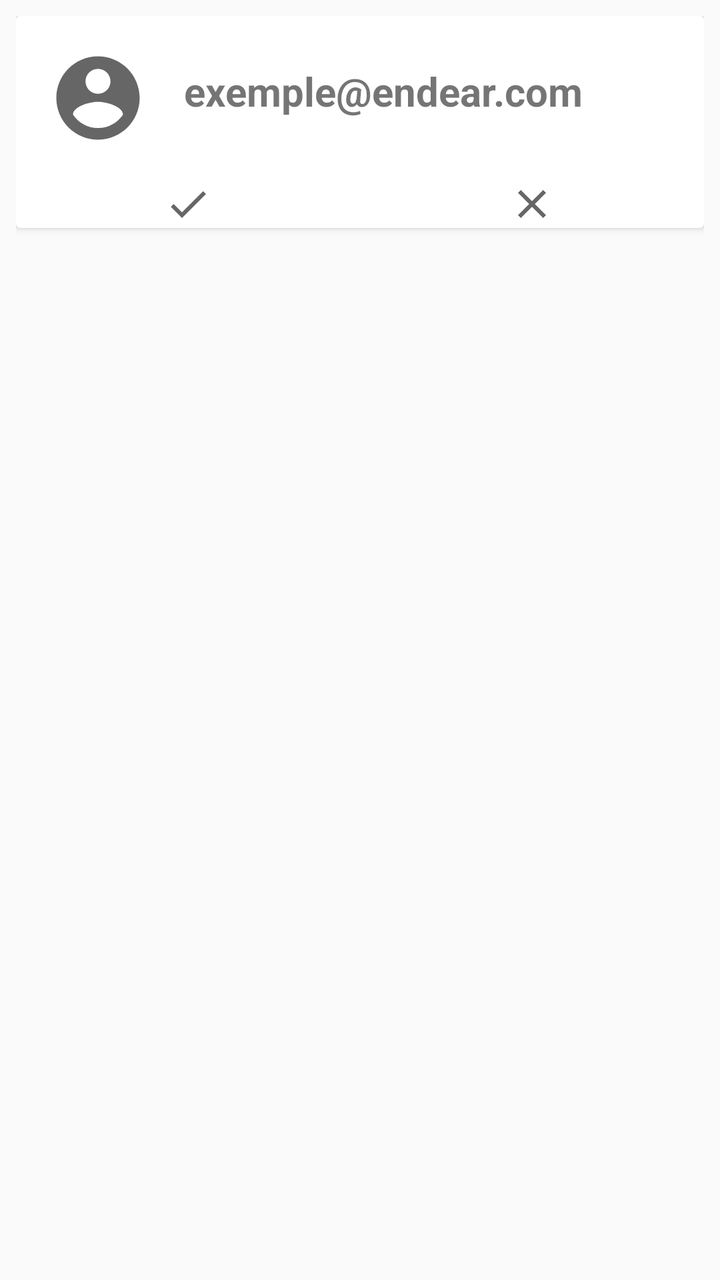
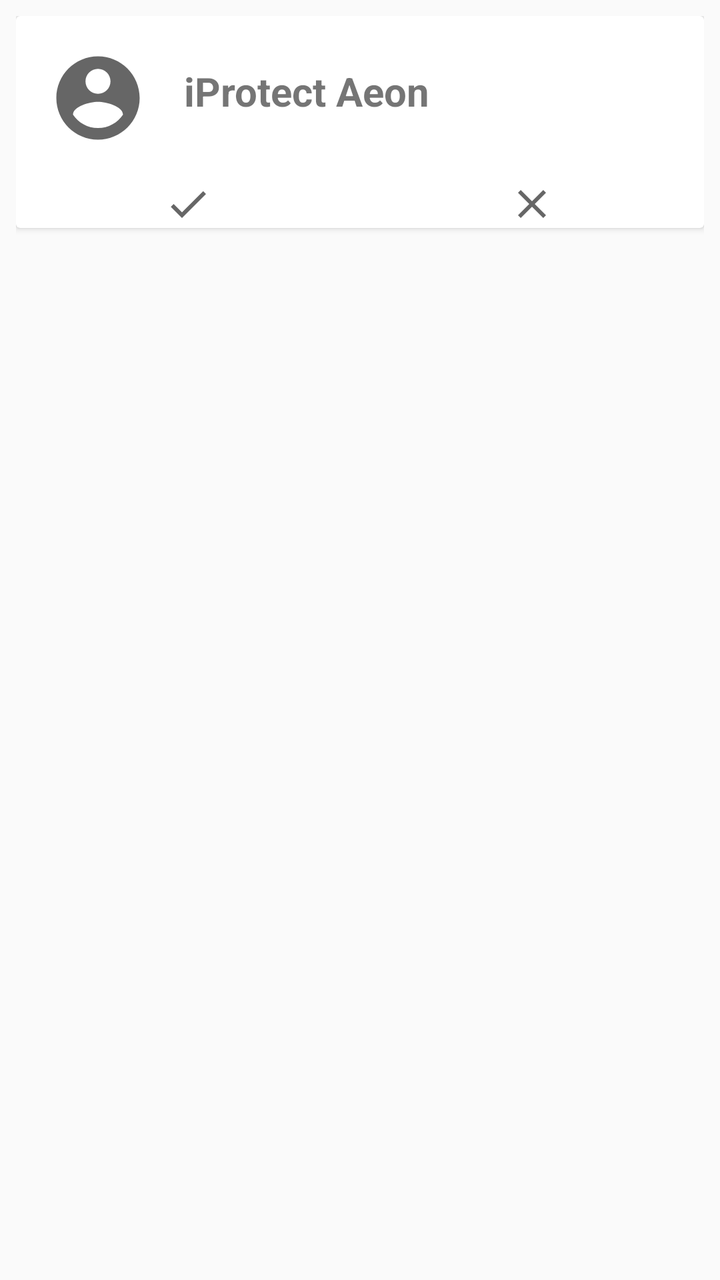

Two renders of the same Android screen: before a commit and after it. Below are the layout's source before the change and the commit's diff.
<!-- AndroidManifest.xml: application theme DayTheme -->
<!-- res/layout/layout_friend_request.xml -->
<?xml version="1.0" encoding="utf-8"?>
<RelativeLayout xmlns:android="http://schemas.android.com/apk/res/android"
    android:layout_width="match_parent"
    android:layout_height="wrap_content"
    android:padding="8dp">

    <androidx.cardview.widget.CardView
        android:layout_width="match_parent"
        android:layout_height="wrap_content">

        <LinearLayout
            android:layout_width="match_parent"
            android:layout_height="wrap_content"
            android:orientation="vertical">

            <LinearLayout
                android:orientation="horizontal"
                android:padding="16dp"
                android:layout_height="wrap_content"
                android:layout_width="match_parent">

                <ImageView
                    android:layout_height="50dp"
                    android:layout_width="50dp"
                    android:src="@drawable/ic_account"

                    />

                <LinearLayout
                    android:layout_width="match_parent"
                    android:layout_height="wrap_content"
                    android:orientation="vertical"
                    android:padding="8dp">

                    <TextView
                        android:id="@+id/tv_user_email"
                        android:layout_width="wrap_content"
                        android:layout_height="wrap_content"
                        android:layout_gravity="center_vertical"
                        android:layout_marginLeft="10dp"
                        android:maxLength="@integer/material_motion_duration_long_1"
                        android:text="@string/Email_example"
                        android:textSize="20sp"
                        android:textStyle="bold" />

                </LinearLayout>

            </LinearLayout>

        <LinearLayout
            android:layout_width="match_parent"
            android:layout_height="wrap_content"
            android:orientation="horizontal"
            android:weightSum="2">

            <ImageView
                android:id="@+id/img_accept"
                android:layout_width="0dp"
                android:layout_height="wrap_content"
                android:layout_weight="1"
                android:outlineAmbientShadowColor="#4CAF50"
                android:src="@drawable/ic_check"
                />

            <ImageView
                android:id="@+id/img_decline"
                android:layout_width="0dp"
                android:layout_height="wrap_content"
                android:layout_weight="1"
                android:outlineAmbientShadowColor="@color/accent"
                android:src="@drawable/ic_clear"
                />

        </LinearLayout>

        </LinearLayout>



    </androidx.cardview.widget.CardView>

</RelativeLayout>
<!-- resources referenced by this layout -->
<resources>
  <color name="accent">#FF5252</color>
  <!-- drawable ic_account (drawable) -->
  <vector xmlns:android="http://schemas.android.com/apk/res/android"
      android:width="24dp"
      android:height="24dp"
      android:viewportWidth="24"
      android:viewportHeight="24"
      android:tint="?attr/colorControlNormal">
    <path
        android:fillColor="@android:color/white"
        android:pathData="M12,2C6.48,2 2,6.48 2,12s4.48,10 10,10 10,-4.48 10,-10S17.52,2 12,2zM12,5c1.66,0 3,1.34 3,3s-1.34,3 -3,3 -3,-1.34 -3,-3 1.34,-3 3,-3zM12,19.2c-2.5,0 -4.71,-1.28 -6,-3.22 0.03,-1.99 4,-3.08 6,-3.08 1.99,0 5.97,1.09 6,3.08 -1.29,1.94 -3.5,3.22 -6,3.22z"/>
  </vector>
  <!-- drawable ic_check (drawable) -->
  <vector xmlns:android="http://schemas.android.com/apk/res/android"
      android:width="24dp"
      android:height="24dp"
      android:viewportWidth="24"
      android:viewportHeight="24"
      android:tint="?attr/colorControlNormal">
    <path
        android:fillColor="@android:color/white"
        android:pathData="M9,16.17L4.83,12l-1.42,1.41L9,19 21,7l-1.41,-1.41z"/>
  </vector>
  <!-- drawable ic_clear (drawable) -->
  <vector xmlns:android="http://schemas.android.com/apk/res/android"
      android:width="24dp"
      android:height="24dp"
      android:viewportWidth="24"
      android:viewportHeight="24"
      android:tint="?attr/colorControlNormal">
    <path
        android:fillColor="@android:color/white"
        android:pathData="M19,6.41L17.59,5 12,10.59 6.41,5 5,6.41 10.59,12 5,17.59 6.41,19 12,13.41 17.59,19 19,17.59 13.41,12z"/>
  </vector>
  <string name="Email_example">exemple@endear.com</string>
  <style name="DayTheme" parent="Theme.AppCompat.Light.NoActionBar">
          
          <item name="colorPrimary">@color/primary</item>
          <item name="colorPrimaryVariant">@color/primary_dark</item>
          <item name="colorOnPrimary">@color/primary_light</item>
          
          <item name="colorSecondary">@color/accent</item>
          <item name="colorSecondaryVariant">@color/primary_text</item>
          <item name="colorOnSecondary">@color/secondary_text</item>
          
          <item name="android:statusBarColor">?attr/divider</item>
          
          <item name="windowActionBar">false</item>
          <item name="windowNoTitle">true</item>
  
      </style>
  <color name="primary">#03A9F4</color>
  <color name="primary_dark">#0288D1</color>
  <color name="primary_light">#B3E5FC</color>
  <color name="primary_text">#212121</color>
  <color name="secondary_text">#757575</color>
</resources>

<!-- the commit's change to res/layout/layout_friend_request.xml (unified diff, before → after) -->
@@ -24,7 +24,7 @@
                     android:layout_width="50dp"
                     android:src="@drawable/ic_account"
 
-                    />
+                    android:contentDescription="@string/Friend_image" />
 
                 <LinearLayout
                     android:layout_width="match_parent"
@@ -33,13 +33,13 @@
                     android:padding="8dp">
 
                     <TextView
-                        android:id="@+id/tv_user_email"
+                        android:id="@+id/tv_user_name"
                         android:layout_width="wrap_content"
                         android:layout_height="wrap_content"
                         android:layout_gravity="center_vertical"
-                        android:layout_marginLeft="10dp"
+                        android:layout_marginStart="10dp"
                         android:maxLength="@integer/material_motion_duration_long_1"
-                        android:text="@string/Email_example"
+                        android:text="@string/Name_Placeholder"
                         android:textSize="20sp"
                         android:textStyle="bold" />
 
@@ -60,7 +60,7 @@
                 android:layout_weight="1"
                 android:outlineAmbientShadowColor="#4CAF50"
                 android:src="@drawable/ic_check"
-                />
+                android:contentDescription="@string/Accept" />
 
             <ImageView
                 android:id="@+id/img_decline"
@@ -69,7 +69,7 @@
                 android:layout_weight="1"
                 android:outlineAmbientShadowColor="@color/accent"
                 android:src="@drawable/ic_clear"
-                />
+                android:contentDescription="@string/Decline" />
 
         </LinearLayout>
 
<!-- resource entries referenced after the edit -->
@@ -34,7 +34,10 @@
         android:fillColor="@android:color/white"
         android:pathData="M19,6.41L17.59,5 12,10.59 6.41,5 5,6.41 10.59,12 5,17.59 6.41,19 12,13.41 17.59,19 19,17.59 13.41,12z"/>
   </vector>
-  <string name="Email_example">exemple@endear.com</string>
+  <string name="Accept">Accepter</string>
+  <string name="Decline">Refuser</string>
+  <string name="Friend_image">Image de l\'ami</string>
+  <string name="Name_Placeholder">iProtect Aeon</string>
   <style name="DayTheme" parent="Theme.AppCompat.Light.NoActionBar">
           
           <item name="colorPrimary">@color/primary</item>
@@ -45,9 +48,27 @@
           <item name="colorSecondaryVariant">@color/primary_text</item>
           <item name="colorOnSecondary">@color/secondary_text</item>
           
-          <item name="android:statusBarColor">?attr/divider</item>
+          <item name="android:statusBarColor">@color/primary_dark</item>
+          <item name="android:navigationBarColor">@color/primary_dark</item>
           
-          <item name="windowActionBar">false</item>
+          <item name="windowActionBar">true</item>
+          <item name="windowNoTitle">true</item>
+  
+      </style>
+  <style name="Theme.AppCompat.Light.NoActionBar" parent="Theme.AppCompat">
+          
+          <item name="colorPrimary">@color/primary</item>
+          <item name="colorPrimaryVariant">@color/primary_dark</item>
+          <item name="colorOnPrimary">@color/primary_light</item>
+          
+          <item name="colorSecondary">@color/accent</item>
+          <item name="colorSecondaryVariant">@color/primary_light</item>
+          <item name="colorOnSecondary">@color/secondary_text</item>
+          
+          <item name="android:statusBarColor">@color/white</item>
+          <item name="android:navigationBarColor">@color/primary_light</item>
+          
+          <item name="windowActionBar">true</item>
           <item name="windowNoTitle">true</item>
   
       </style>
@@ -56,5 +77,6 @@
   <color name="primary_light">#B3E5FC</color>
   <color name="primary_text">#212121</color>
   <color name="secondary_text">#757575</color>
+  <color name="white">#FFFFFF</color>
 </resources>
 
